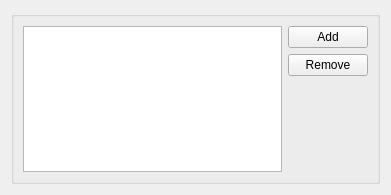
Above: src/configuration.ui from zaufi/kate-cpp-helper-plugin before the change. Below: the same form after it.
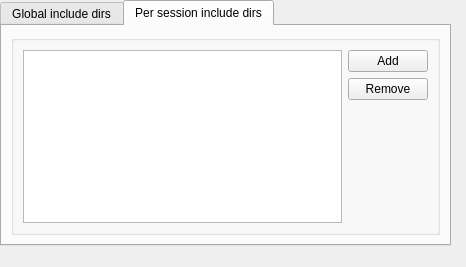
That is the form after the change. Custom widgets are drawn as their Qt base class.

Commit message: split configuration into global and local

What changed in the file:
```diff
--- a/src/configuration.ui
+++ b/src/configuration.ui
@@ -6,13 +6,29 @@
    <rect>
     <x>0</x>
     <y>0</y>
-    <width>391</width>
-    <height>195</height>
+    <width>466</width>
+    <height>267</height>
    </rect>
   </property>
   <property name="windowTitle">
    <string>Form</string>
   </property>
+  <widget class="KTabWidget" name="ktabwidget">
+   <property name="geometry">
+    <rect>
+     <x>0</x>
+     <y>0</y>
+     <width>451</width>
+     <height>246</height>
+    </rect>
+   </property>
+   <property name="currentIndex">
+    <number>1</number>
+   </property>
+   <widget class="QWidget" name="tab">
+    <attribute name="title">
+     <string>Global include dirs</string>
+    </attribute>
   <layout class="QGridLayout" name="gridLayout">
    <item row="0" column="0">
     <widget class="QGroupBox" name="groupBox">
@@ -68,6 +84,68 @@
     </widget>
    </item>
   </layout>
+   </widget>
+   <widget class="QWidget" name="tab_2">
+    <attribute name="title">
+     <string>Per session include dirs</string>
+    </attribute>
+    <layout class="QGridLayout" name="gridLayout_5">
+     <item row="0" column="0">
+      <widget class="QGroupBox" name="groupBox_2">
+       <property name="title">
+        <string/>
+       </property>
+       <layout class="QGridLayout" name="gridLayout_4">
+        <item row="0" column="0">
+         <widget class="KListWidget" name="sessionDirsList">
+          <property name="toolTip">
+           <string>List of directories to lookup header files</string>
+          </property>
+         </widget>
+        </item>
+        <item row="0" column="1">
+         <layout class="QGridLayout" name="gridLayout_3">
+          <item row="2" column="0">
+           <spacer name="verticalSpacer_2">
+            <property name="orientation">
+             <enum>Qt::Vertical</enum>
+            </property>
+            <property name="sizeHint" stdset="0">
+             <size>
+              <width>1</width>
+              <height>1</height>
+             </size>
+            </property>
+           </spacer>
+          </item>
+          <item row="0" column="0">
+           <widget class="QPushButton" name="addToSessionButton">
+            <property name="toolTip">
+             <string>Add directory to the list</string>
+            </property>
+            <property name="text">
+             <string>Add</string>
+            </property>
+           </widget>
+          </item>
+          <item row="1" column="0">
+           <widget class="QPushButton" name="delFromSessionButton">
+            <property name="toolTip">
+             <string>Remove directory from the list</string>
+            </property>
+            <property name="text">
+             <string>Remove</string>
+            </property>
+           </widget>
+          </item>
+         </layout>
+        </item>
+       </layout>
+      </widget>
+     </item>
+    </layout>
+   </widget>
+  </widget>
  </widget>
  <customwidgets>
   <customwidget>
@@ -75,6 +153,12 @@
    <extends>QListWidget</extends>
    <header>klistwidget.h</header>
   </customwidget>
+  <customwidget>
+   <class>KTabWidget</class>
+   <extends>QTabWidget</extends>
+   <header>ktabwidget.h</header>
+   <container>1</container>
+  </customwidget>
  </customwidgets>
  <resources/>
  <connections/>
```
Left out of the diff: 6 changed lines with no effect on the pictures. Lines whose indentation alone changed are shown as unchanged. The commit also changes 2 other files.
